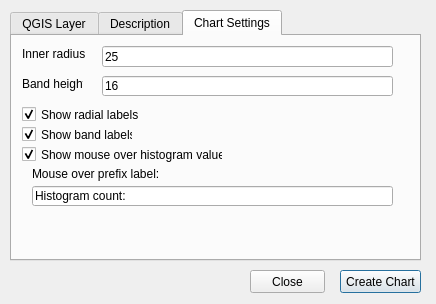
Above: heatmapdialog.ui from NationalSecurityAgency/qgis-d3datavis-plugin before the change. Below: the same form after it.
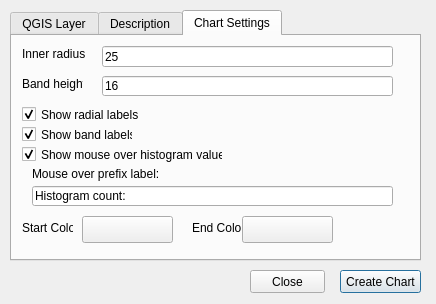
That is the form after the change. The open tabs and pages were chosen to show the change. Custom widgets are drawn as their Qt base class.

Commit message: Added heatmap beginning and ending colors.

Diff of the .ui file:
```diff
--- a/heatmapdialog.ui
+++ b/heatmapdialog.ui
@@ -416,9 +416,90 @@
       <string>Mouse over prefix label:</string>
      </property>
     </widget>
+    <widget class="QgsColorButtonV2" name="startColor">
+     <property name="geometry">
+      <rect>
+       <x>70</x>
+       <y>180</y>
+       <width>91</width>
+       <height>27</height>
+      </rect>
+     </property>
+     <property name="color">
+      <color>
+       <red>255</red>
+       <green>255</green>
+       <blue>255</blue>
+      </color>
+     </property>
+     <property name="defaultColor">
+      <color>
+       <red>255</red>
+       <green>255</green>
+       <blue>255</blue>
+      </color>
+     </property>
+    </widget>
+    <widget class="QLabel" name="label_12">
+     <property name="geometry">
+      <rect>
+       <x>10</x>
+       <y>184</y>
+       <width>51</width>
+       <height>16</height>
+      </rect>
+     </property>
+     <property name="text">
+      <string>Start Color</string>
+     </property>
+    </widget>
+    <widget class="QLabel" name="label_13">
+     <property name="geometry">
+      <rect>
+       <x>180</x>
+       <y>184</y>
+       <width>51</width>
+       <height>16</height>
+      </rect>
+     </property>
+     <property name="text">
+      <string>End Color</string>
+     </property>
+    </widget>
+    <widget class="QgsColorButtonV2" name="endColor">
+     <property name="geometry">
+      <rect>
+       <x>230</x>
+       <y>180</y>
+       <width>91</width>
+       <height>27</height>
+      </rect>
+     </property>
+     <property name="color">
+      <color>
+       <red>255</red>
+       <green>0</green>
+       <blue>0</blue>
+      </color>
+     </property>
+     <property name="defaultColor">
+      <color>
+       <red>255</red>
+       <green>0</green>
+       <blue>0</blue>
+      </color>
+     </property>
+    </widget>
    </widget>
   </widget>
  </widget>
+ <customwidgets>
+  <customwidget>
+   <class>QgsColorButtonV2</class>
+   <extends>QToolButton</extends>
+   <header>qgis.gui</header>
+  </customwidget>
+ </customwidgets>
  <resources/>
  <connections/>
 </ui>
```
The commit also changes 1 other file.
